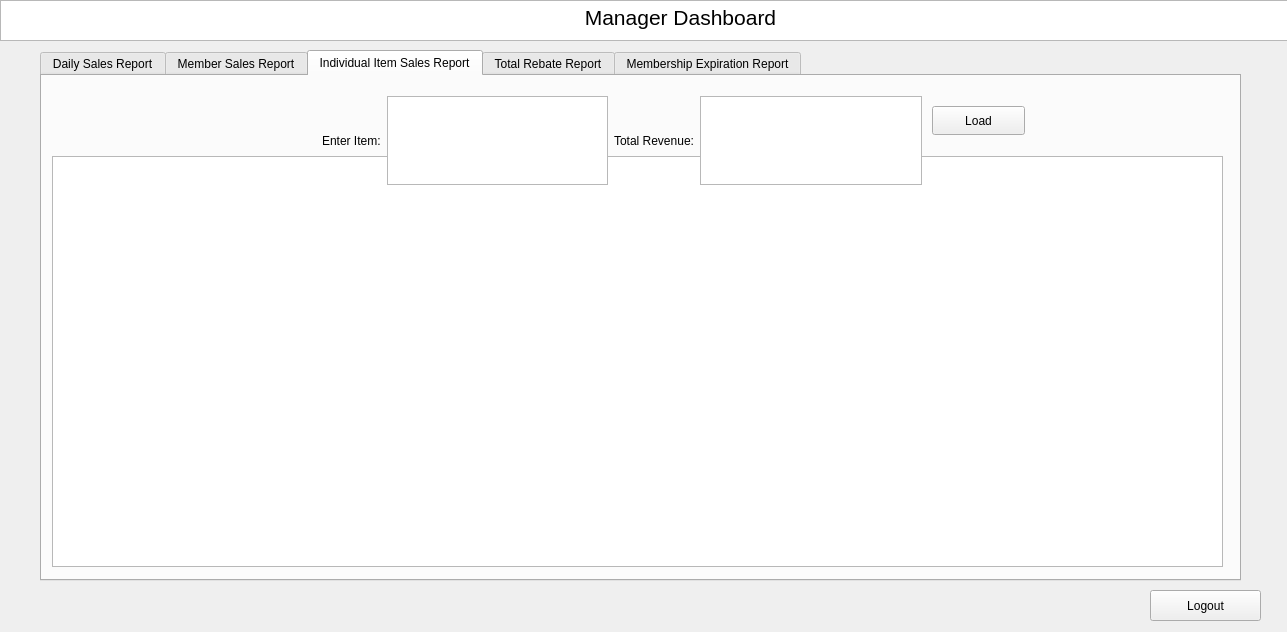
Qt form managerwindow.ui (rbalta/BulkClubProject) before a commit.
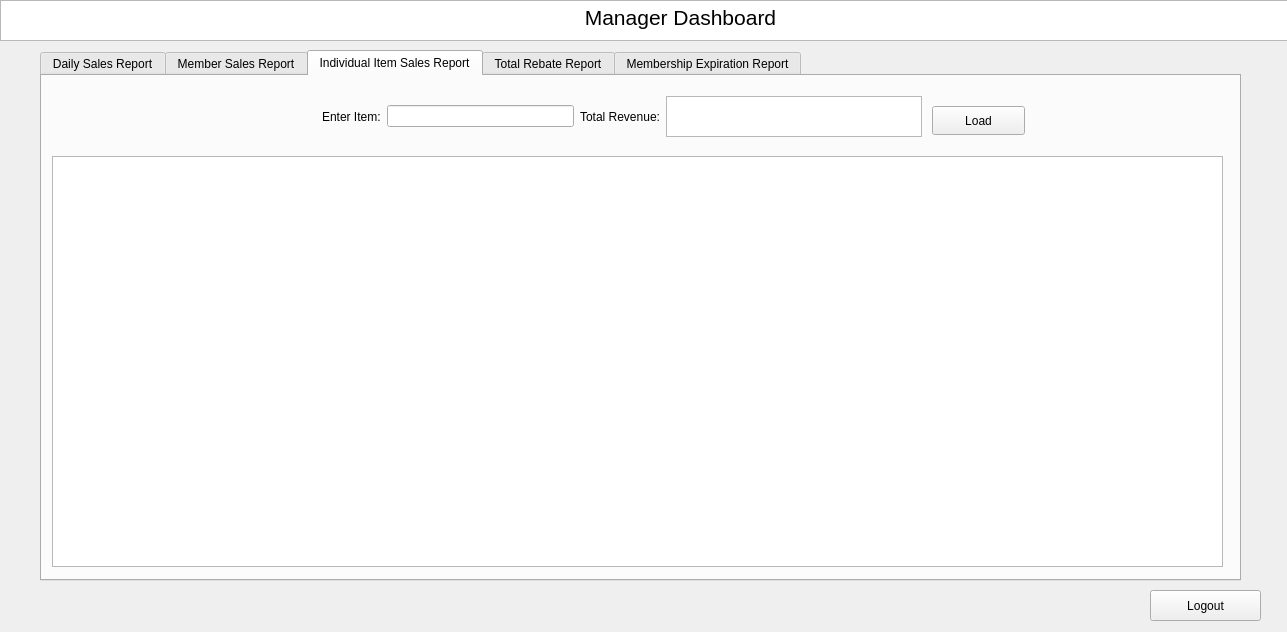
The same form after that commit. The open tabs and pages were chosen to show the change.

Commit message: Added new functions in manager window

Patch:
```diff
--- a/managerwindow.ui
+++ b/managerwindow.ui
@@ -222,7 +222,7 @@
        <x>280</x>
        <y>20</y>
        <width>600</width>
-       <height>89</height>
+       <height>41</height>
       </rect>
      </property>
      <layout class="QHBoxLayout" name="horizontalLayout">
@@ -234,7 +234,7 @@
        </widget>
       </item>
       <item>
-       <widget class="QPlainTextEdit" name="plainTextEdit_6"/>
+       <widget class="QLineEdit" name="lineEdit_3"/>
       </item>
       <item>
        <widget class="QLabel" name="label_8">
```
Left out of the diff: 4 changed lines with no effect on the pictures. The commit also changes 7 other files.
